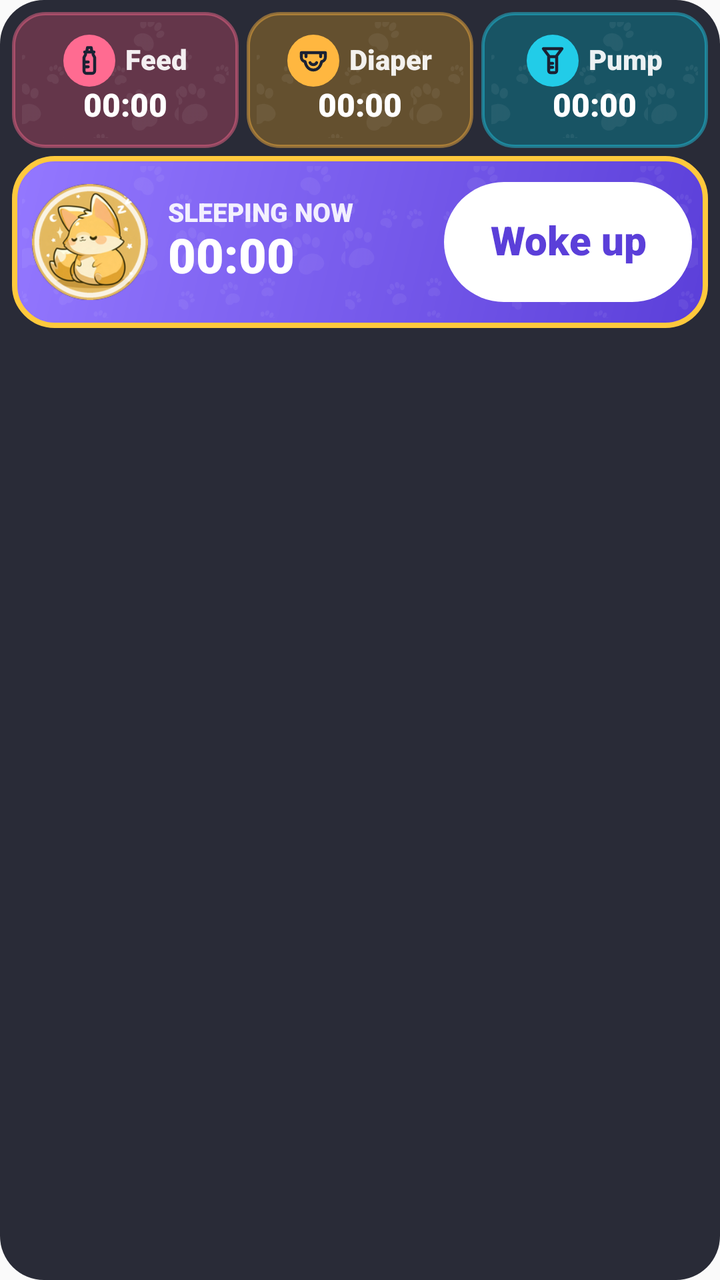
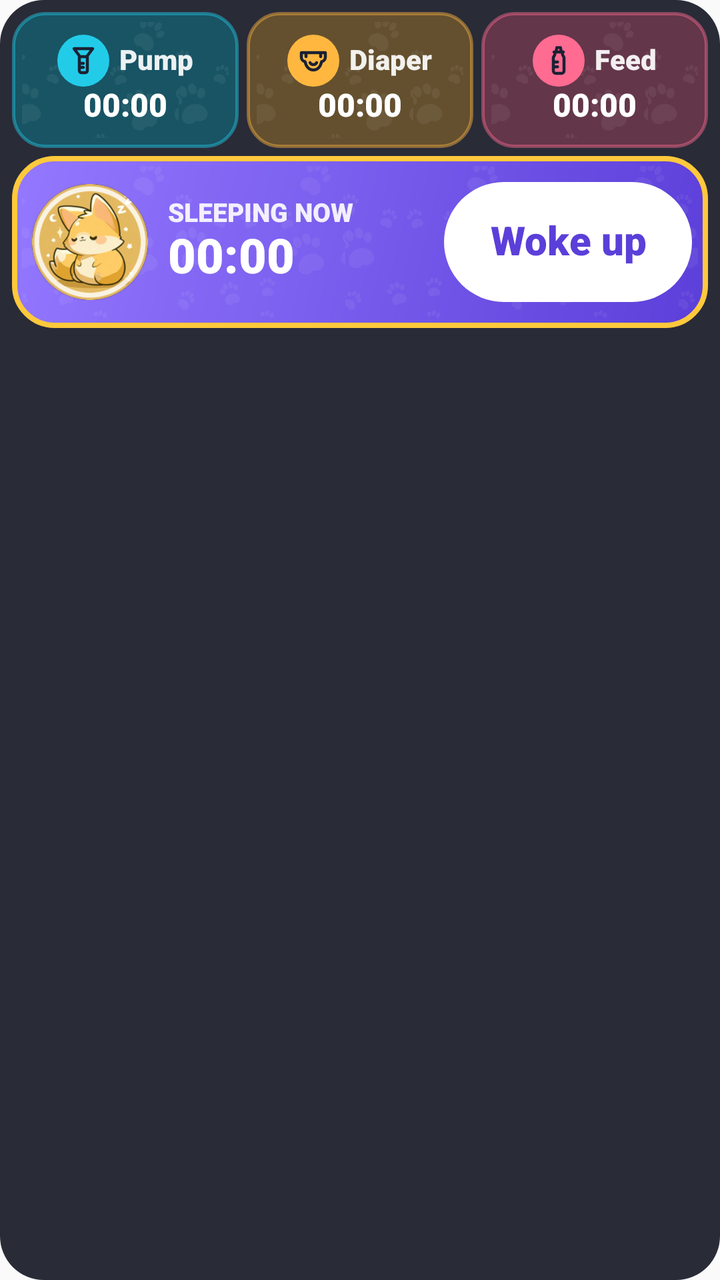

Compare the two renders of this Android layout. The source of the first and the diff that turns it into the second are given below.
<!-- AndroidManifest.xml: application theme AppTheme -->
<!-- res/layout/live_sleep.xml -->
<?xml version="1.0" encoding="utf-8"?>
<LinearLayout xmlns:android="http://schemas.android.com/apk/res/android" android:layout_width="match_parent" android:layout_height="wrap_content" android:orientation="vertical" android:background="@drawable/live_card" android:padding="6dp"><LinearLayout android:layout_width="match_parent" android:layout_height="wrap_content" android:orientation="horizontal"><LinearLayout android:id="@+id/t_feed" android:layout_width="0dp" android:layout_weight="1" android:layout_height="68dp" android:orientation="vertical" android:gravity="center" android:background="@drawable/tile_feed">
  <LinearLayout android:layout_width="wrap_content" android:layout_height="wrap_content" android:orientation="horizontal" android:gravity="center_vertical">
    <ImageView android:id="@+id/i_feed" android:layout_width="26dp" android:layout_height="26dp" android:padding="5dp" android:background="@drawable/dot_feed" android:src="@drawable/ic_feed"/>
    <TextView android:id="@+id/n_feed" android:layout_width="wrap_content" android:layout_height="wrap_content" android:layout_marginLeft="5dp" android:text="Feed" android:textSize="14sp" android:textColor="#EBFFFFFF" android:fontFamily="sans-serif-black" android:includeFontPadding="false" android:maxLines="1"/>
  </LinearLayout>
  <Chronometer android:id="@+id/c_feed" android:layout_width="wrap_content" android:layout_height="wrap_content" android:textSize="16sp" android:textColor="#FFFFFFFF" android:fontFamily="sans-serif-black" android:includeFontPadding="false" android:maxLines="1"/>
  <TextView android:id="@+id/d_feed" android:layout_width="wrap_content" android:layout_height="wrap_content" android:text="–" android:textSize="16sp" android:visibility="gone" android:textColor="#FFFFFFFF" android:fontFamily="sans-serif-black" android:includeFontPadding="false" android:maxLines="1"/>
  <TextView android:id="@+id/x_feed" android:layout_width="wrap_content" android:layout_height="wrap_content" android:textSize="9sp" android:visibility="gone" android:textColor="#CCFFFFFF" android:fontFamily="sans-serif-medium" android:includeFontPadding="false" android:maxLines="1"/>
</LinearLayout><FrameLayout android:layout_width="4dp" android:layout_height="4dp"/><LinearLayout android:id="@+id/t_diaper" android:layout_width="0dp" android:layout_weight="1" android:layout_height="68dp" android:orientation="vertical" android:gravity="center" android:background="@drawable/tile_diaper">
  <LinearLayout android:layout_width="wrap_content" android:layout_height="wrap_content" android:orientation="horizontal" android:gravity="center_vertical">
    <ImageView android:id="@+id/i_diaper" android:layout_width="26dp" android:layout_height="26dp" android:padding="5dp" android:background="@drawable/dot_diaper" android:src="@drawable/ic_diaper"/>
    <TextView android:id="@+id/n_diaper" android:layout_width="wrap_content" android:layout_height="wrap_content" android:layout_marginLeft="5dp" android:text="Diaper" android:textSize="14sp" android:textColor="#EBFFFFFF" android:fontFamily="sans-serif-black" android:includeFontPadding="false" android:maxLines="1"/>
  </LinearLayout>
  <Chronometer android:id="@+id/c_diaper" android:layout_width="wrap_content" android:layout_height="wrap_content" android:textSize="16sp" android:textColor="#FFFFFFFF" android:fontFamily="sans-serif-black" android:includeFontPadding="false" android:maxLines="1"/>
  <TextView android:id="@+id/d_diaper" android:layout_width="wrap_content" android:layout_height="wrap_content" android:text="–" android:textSize="16sp" android:visibility="gone" android:textColor="#FFFFFFFF" android:fontFamily="sans-serif-black" android:includeFontPadding="false" android:maxLines="1"/>
  <TextView android:id="@+id/x_diaper" android:layout_width="wrap_content" android:layout_height="wrap_content" android:textSize="9sp" android:visibility="gone" android:textColor="#CCFFFFFF" android:fontFamily="sans-serif-medium" android:includeFontPadding="false" android:maxLines="1"/>
</LinearLayout><FrameLayout android:layout_width="4dp" android:layout_height="4dp"/><LinearLayout android:id="@+id/t_pump" android:layout_width="0dp" android:layout_weight="1" android:layout_height="68dp" android:orientation="vertical" android:gravity="center" android:background="@drawable/tile_pump">
  <LinearLayout android:layout_width="wrap_content" android:layout_height="wrap_content" android:orientation="horizontal" android:gravity="center_vertical">
    <ImageView android:id="@+id/i_pump" android:layout_width="26dp" android:layout_height="26dp" android:padding="5dp" android:background="@drawable/dot_pump" android:src="@drawable/ic_pump"/>
    <TextView android:id="@+id/n_pump" android:layout_width="wrap_content" android:layout_height="wrap_content" android:layout_marginLeft="5dp" android:text="Pump" android:textSize="14sp" android:textColor="#EBFFFFFF" android:fontFamily="sans-serif-black" android:includeFontPadding="false" android:maxLines="1"/>
  </LinearLayout>
  <Chronometer android:id="@+id/c_pump" android:layout_width="wrap_content" android:layout_height="wrap_content" android:textSize="16sp" android:textColor="#FFFFFFFF" android:fontFamily="sans-serif-black" android:includeFontPadding="false" android:maxLines="1"/>
  <TextView android:id="@+id/d_pump" android:layout_width="wrap_content" android:layout_height="wrap_content" android:text="–" android:textSize="16sp" android:visibility="gone" android:textColor="#FFFFFFFF" android:fontFamily="sans-serif-black" android:includeFontPadding="false" android:maxLines="1"/>
  <TextView android:id="@+id/x_pump" android:layout_width="wrap_content" android:layout_height="wrap_content" android:textSize="9sp" android:visibility="gone" android:textColor="#CCFFFFFF" android:fontFamily="sans-serif-medium" android:includeFontPadding="false" android:maxLines="1"/>
</LinearLayout></LinearLayout><FrameLayout android:layout_width="4dp" android:layout_height="4dp"/>
<LinearLayout android:layout_width="match_parent" android:layout_height="86dp" android:orientation="horizontal" android:gravity="center_vertical" android:paddingLeft="10dp" android:paddingRight="8dp" android:background="@drawable/sleep_bar">
  <ImageView android:layout_width="58dp" android:layout_height="58dp" android:src="@drawable/goldie_sleepy_round"/>
  <LinearLayout android:layout_width="0dp" android:layout_weight="1" android:layout_height="wrap_content" android:orientation="vertical" android:layout_marginLeft="10dp">
    <TextView android:layout_width="wrap_content" android:layout_height="wrap_content" android:text="SLEEPING NOW" android:textSize="13sp" android:textColor="#E6FFFFFF" android:fontFamily="sans-serif-black" android:includeFontPadding="false" android:maxLines="1"/>
    <Chronometer android:id="@+id/c_sleep" android:layout_width="wrap_content" android:layout_height="wrap_content" android:textSize="24sp" android:textColor="#FFFFFFFF" android:fontFamily="sans-serif-black" android:includeFontPadding="false" android:maxLines="1"/>
    <TextView android:id="@+id/x_sleep" android:layout_width="wrap_content" android:layout_height="wrap_content" android:textSize="10sp" android:visibility="gone" android:textColor="#D9FFFFFF" android:fontFamily="sans-serif-medium" android:includeFontPadding="false" android:maxLines="1"/>
  </LinearLayout>
  <TextView android:id="@+id/wake" android:layout_width="124dp" android:layout_height="60dp" android:gravity="center" android:background="@drawable/pill_white" android:text="Woke up" android:textSize="20sp" android:textColor="#FF5B3FD9" android:fontFamily="sans-serif-black" android:includeFontPadding="false" android:maxLines="1"/>
</LinearLayout></LinearLayout>
<!-- resources referenced by this layout -->
<resources>
  <!-- drawable dot_diaper (drawable) -->
  <?xml version="1.0" encoding="utf-8"?>
  <shape xmlns:android="http://schemas.android.com/apk/res/android" android:shape="oval"><solid android:color="#FFB740"/></shape>
  <!-- drawable dot_feed (drawable) -->
  <?xml version="1.0" encoding="utf-8"?>
  <shape xmlns:android="http://schemas.android.com/apk/res/android" android:shape="oval"><solid android:color="#FF6B91"/></shape>
  <!-- drawable dot_pump (drawable) -->
  <?xml version="1.0" encoding="utf-8"?>
  <shape xmlns:android="http://schemas.android.com/apk/res/android" android:shape="oval"><solid android:color="#22CCE8"/></shape>
  <!-- drawable ic_pump (drawable) -->
  <?xml version="1.0" encoding="utf-8"?>
  <vector xmlns:android="http://schemas.android.com/apk/res/android" android:width="24dp" android:height="24dp" android:viewportWidth="24" android:viewportHeight="24"><path android:pathData="M5,3h14l-4.5,6h-5z M9,9h6v10.5a1.5,1.5 0,0 1,-1.5 1.5h-3A1.5,1.5 0,0 1,9 19.5z M9,14h3M9,17h3" android:fillColor="#00000000" android:strokeColor="#1A2133" android:strokeWidth="2.2" android:strokeLineCap="round" android:strokeLineJoin="round"/></vector>
  <!-- drawable live_card (drawable) -->
  <?xml version="1.0" encoding="utf-8"?>
  <shape xmlns:android="http://schemas.android.com/apk/res/android" android:shape="rectangle"><solid android:color="#EB171A26"/><corners android:radius="22dp"/></shape>
  <!-- drawable pill_white (drawable) -->
  <?xml version="1.0" encoding="utf-8"?>
  <shape xmlns:android="http://schemas.android.com/apk/res/android" android:shape="rectangle"><solid android:color="#FFFFFF"/><corners android:radius="30dp"/></shape>
  <!-- drawable tile_diaper (drawable) -->
  <?xml version="1.0" encoding="utf-8"?>
  <layer-list xmlns:android="http://schemas.android.com/apk/res/android"><item><shape android:shape="rectangle"><solid android:color="#64502F"/><stroke android:width="1.5dp" android:color="#73FFB740"/><corners android:radius="16dp"/></shape></item><item android:top="5dp" android:bottom="5dp" android:left="5dp" android:right="5dp"><bitmap android:src="@drawable/paws" android:tileMode="repeat" android:alpha="0.06"/></item></layer-list>
  <!-- drawable tile_feed (drawable) -->
  <?xml version="1.0" encoding="utf-8"?>
  <layer-list xmlns:android="http://schemas.android.com/apk/res/android"><item><shape android:shape="rectangle"><solid android:color="#64364A"/><stroke android:width="1.5dp" android:color="#73FF6B91"/><corners android:radius="16dp"/></shape></item><item android:top="5dp" android:bottom="5dp" android:left="5dp" android:right="5dp"><bitmap android:src="@drawable/paws" android:tileMode="repeat" android:alpha="0.06"/></item></layer-list>
  <!-- drawable tile_pump (drawable) -->
  <?xml version="1.0" encoding="utf-8"?>
  <layer-list xmlns:android="http://schemas.android.com/apk/res/android"><item><shape android:shape="rectangle"><solid android:color="#185464"/><stroke android:width="1.5dp" android:color="#7322CCE8"/><corners android:radius="16dp"/></shape></item><item android:top="5dp" android:bottom="5dp" android:left="5dp" android:right="5dp"><bitmap android:src="@drawable/paws" android:tileMode="repeat" android:alpha="0.06"/></item></layer-list>
  <style name="AppTheme" parent="Theme.AppCompat.Light.DarkActionBar">
          
          <item name="colorPrimary">@color/colorPrimary</item>
          <item name="colorPrimaryDark">@color/colorPrimaryDark</item>
          <item name="colorAccent">@color/colorAccent</item>
      </style>
  <!-- unchanged entries left out for length: 5 -->
</resources>

<!-- the commit's change to res/layout/live_sleep.xml (unified diff, before → after) -->
@@ -1,12 +1,12 @@
 <?xml version="1.0" encoding="utf-8"?>
-<LinearLayout xmlns:android="http://schemas.android.com/apk/res/android" android:layout_width="match_parent" android:layout_height="wrap_content" android:orientation="vertical" android:background="@drawable/live_card" android:padding="6dp"><LinearLayout android:layout_width="match_parent" android:layout_height="wrap_content" android:orientation="horizontal"><LinearLayout android:id="@+id/t_feed" android:layout_width="0dp" android:layout_weight="1" android:layout_height="68dp" android:orientation="vertical" android:gravity="center" android:background="@drawable/tile_feed">
+<LinearLayout xmlns:android="http://schemas.android.com/apk/res/android" android:layout_width="match_parent" android:layout_height="wrap_content" android:orientation="vertical" android:background="@drawable/live_card" android:padding="6dp"><LinearLayout android:layout_width="match_parent" android:layout_height="wrap_content" android:orientation="horizontal"><LinearLayout android:id="@+id/t_pump" android:layout_width="0dp" android:layout_weight="1" android:layout_height="68dp" android:orientation="vertical" android:gravity="center" android:background="@drawable/tile_pump">
   <LinearLayout android:layout_width="wrap_content" android:layout_height="wrap_content" android:orientation="horizontal" android:gravity="center_vertical">
-    <ImageView android:id="@+id/i_feed" android:layout_width="26dp" android:layout_height="26dp" android:padding="5dp" android:background="@drawable/dot_feed" android:src="@drawable/ic_feed"/>
-    <TextView android:id="@+id/n_feed" android:layout_width="wrap_content" android:layout_height="wrap_content" android:layout_marginLeft="5dp" android:text="Feed" android:textSize="14sp" android:textColor="#EBFFFFFF" android:fontFamily="sans-serif-black" android:includeFontPadding="false" android:maxLines="1"/>
+    <ImageView android:id="@+id/i_pump" android:layout_width="26dp" android:layout_height="26dp" android:padding="5dp" android:background="@drawable/dot_pump" android:src="@drawable/ic_pump"/>
+    <TextView android:id="@+id/n_pump" android:layout_width="wrap_content" android:layout_height="wrap_content" android:layout_marginLeft="5dp" android:text="Pump" android:textSize="14sp" android:textColor="#EBFFFFFF" android:fontFamily="sans-serif-black" android:includeFontPadding="false" android:maxLines="1"/>
   </LinearLayout>
-  <Chronometer android:id="@+id/c_feed" android:layout_width="wrap_content" android:layout_height="wrap_content" android:textSize="16sp" android:textColor="#FFFFFFFF" android:fontFamily="sans-serif-black" android:includeFontPadding="false" android:maxLines="1"/>
-  <TextView android:id="@+id/d_feed" android:layout_width="wrap_content" android:layout_height="wrap_content" android:text="–" android:textSize="16sp" android:visibility="gone" android:textColor="#FFFFFFFF" android:fontFamily="sans-serif-black" android:includeFontPadding="false" android:maxLines="1"/>
-  <TextView android:id="@+id/x_feed" android:layout_width="wrap_content" android:layout_height="wrap_content" android:textSize="9sp" android:visibility="gone" android:textColor="#CCFFFFFF" android:fontFamily="sans-serif-medium" android:includeFontPadding="false" android:maxLines="1"/>
+  <Chronometer android:id="@+id/c_pump" android:layout_width="wrap_content" android:layout_height="wrap_content" android:textSize="16sp" android:textColor="#FFFFFFFF" android:fontFamily="sans-serif-black" android:includeFontPadding="false" android:maxLines="1"/>
+  <TextView android:id="@+id/d_pump" android:layout_width="wrap_content" android:layout_height="wrap_content" android:text="–" android:textSize="16sp" android:visibility="gone" android:textColor="#FFFFFFFF" android:fontFamily="sans-serif-black" android:includeFontPadding="false" android:maxLines="1"/>
+  <TextView android:id="@+id/x_pump" android:layout_width="wrap_content" android:layout_height="wrap_content" android:textSize="9sp" android:visibility="gone" android:textColor="#CCFFFFFF" android:fontFamily="sans-serif-medium" android:includeFontPadding="false" android:maxLines="1"/>
 </LinearLayout><FrameLayout android:layout_width="4dp" android:layout_height="4dp"/><LinearLayout android:id="@+id/t_diaper" android:layout_width="0dp" android:layout_weight="1" android:layout_height="68dp" android:orientation="vertical" android:gravity="center" android:background="@drawable/tile_diaper">
   <LinearLayout android:layout_width="wrap_content" android:layout_height="wrap_content" android:orientation="horizontal" android:gravity="center_vertical">
     <ImageView android:id="@+id/i_diaper" android:layout_width="26dp" android:layout_height="26dp" android:padding="5dp" android:background="@drawable/dot_diaper" android:src="@drawable/ic_diaper"/>
@@ -15,14 +15,14 @@
   <Chronometer android:id="@+id/c_diaper" android:layout_width="wrap_content" android:layout_height="wrap_content" android:textSize="16sp" android:textColor="#FFFFFFFF" android:fontFamily="sans-serif-black" android:includeFontPadding="false" android:maxLines="1"/>
   <TextView android:id="@+id/d_diaper" android:layout_width="wrap_content" android:layout_height="wrap_content" android:text="–" android:textSize="16sp" android:visibility="gone" android:textColor="#FFFFFFFF" android:fontFamily="sans-serif-black" android:includeFontPadding="false" android:maxLines="1"/>
   <TextView android:id="@+id/x_diaper" android:layout_width="wrap_content" android:layout_height="wrap_content" android:textSize="9sp" android:visibility="gone" android:textColor="#CCFFFFFF" android:fontFamily="sans-serif-medium" android:includeFontPadding="false" android:maxLines="1"/>
-</LinearLayout><FrameLayout android:layout_width="4dp" android:layout_height="4dp"/><LinearLayout android:id="@+id/t_pump" android:layout_width="0dp" android:layout_weight="1" android:layout_height="68dp" android:orientation="vertical" android:gravity="center" android:background="@drawable/tile_pump">
+</LinearLayout><FrameLayout android:layout_width="4dp" android:layout_height="4dp"/><LinearLayout android:id="@+id/t_feed" android:layout_width="0dp" android:layout_weight="1" android:layout_height="68dp" android:orientation="vertical" android:gravity="center" android:background="@drawable/tile_feed">
   <LinearLayout android:layout_width="wrap_content" android:layout_height="wrap_content" android:orientation="horizontal" android:gravity="center_vertical">
-    <ImageView android:id="@+id/i_pump" android:layout_width="26dp" android:layout_height="26dp" android:padding="5dp" android:background="@drawable/dot_pump" android:src="@drawable/ic_pump"/>
-    <TextView android:id="@+id/n_pump" android:layout_width="wrap_content" android:layout_height="wrap_content" android:layout_marginLeft="5dp" android:text="Pump" android:textSize="14sp" android:textColor="#EBFFFFFF" android:fontFamily="sans-serif-black" android:includeFontPadding="false" android:maxLines="1"/>
+    <ImageView android:id="@+id/i_feed" android:layout_width="26dp" android:layout_height="26dp" android:padding="5dp" android:background="@drawable/dot_feed" android:src="@drawable/ic_feed"/>
+    <TextView android:id="@+id/n_feed" android:layout_width="wrap_content" android:layout_height="wrap_content" android:layout_marginLeft="5dp" android:text="Feed" android:textSize="14sp" android:textColor="#EBFFFFFF" android:fontFamily="sans-serif-black" android:includeFontPadding="false" android:maxLines="1"/>
   </LinearLayout>
-  <Chronometer android:id="@+id/c_pump" android:layout_width="wrap_content" android:layout_height="wrap_content" android:textSize="16sp" android:textColor="#FFFFFFFF" android:fontFamily="sans-serif-black" android:includeFontPadding="false" android:maxLines="1"/>
-  <TextView android:id="@+id/d_pump" android:layout_width="wrap_content" android:layout_height="wrap_content" android:text="–" android:textSize="16sp" android:visibility="gone" android:textColor="#FFFFFFFF" android:fontFamily="sans-serif-black" android:includeFontPadding="false" android:maxLines="1"/>
-  <TextView android:id="@+id/x_pump" android:layout_width="wrap_content" android:layout_height="wrap_content" android:textSize="9sp" android:visibility="gone" android:textColor="#CCFFFFFF" android:fontFamily="sans-serif-medium" android:includeFontPadding="false" android:maxLines="1"/>
+  <Chronometer android:id="@+id/c_feed" android:layout_width="wrap_content" android:layout_height="wrap_content" android:textSize="16sp" android:textColor="#FFFFFFFF" android:fontFamily="sans-serif-black" android:includeFontPadding="false" android:maxLines="1"/>
+  <TextView android:id="@+id/d_feed" android:layout_width="wrap_content" android:layout_height="wrap_content" android:text="–" android:textSize="16sp" android:visibility="gone" android:textColor="#FFFFFFFF" android:fontFamily="sans-serif-black" android:includeFontPadding="false" android:maxLines="1"/>
+  <TextView android:id="@+id/x_feed" android:layout_width="wrap_content" android:layout_height="wrap_content" android:textSize="9sp" android:visibility="gone" android:textColor="#CCFFFFFF" android:fontFamily="sans-serif-medium" android:includeFontPadding="false" android:maxLines="1"/>
 </LinearLayout></LinearLayout><FrameLayout android:layout_width="4dp" android:layout_height="4dp"/>
 <LinearLayout android:layout_width="match_parent" android:layout_height="86dp" android:orientation="horizontal" android:gravity="center_vertical" android:paddingLeft="10dp" android:paddingRight="8dp" android:background="@drawable/sleep_bar">
   <ImageView android:layout_width="58dp" android:layout_height="58dp" android:src="@drawable/goldie_sleepy_round"/>
